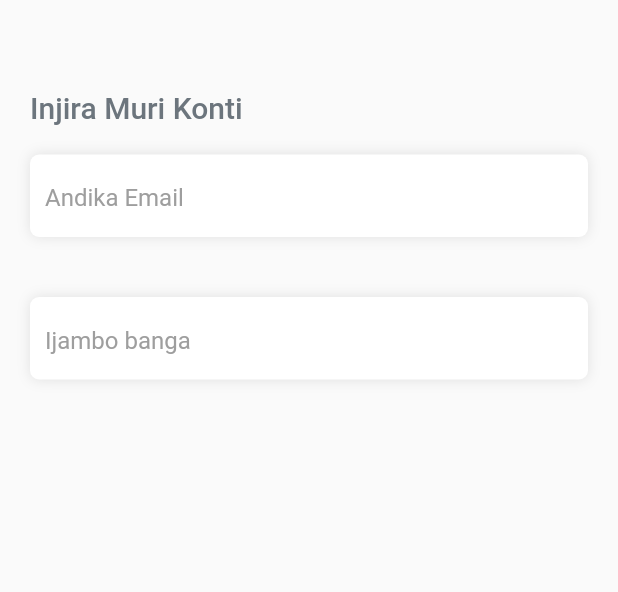
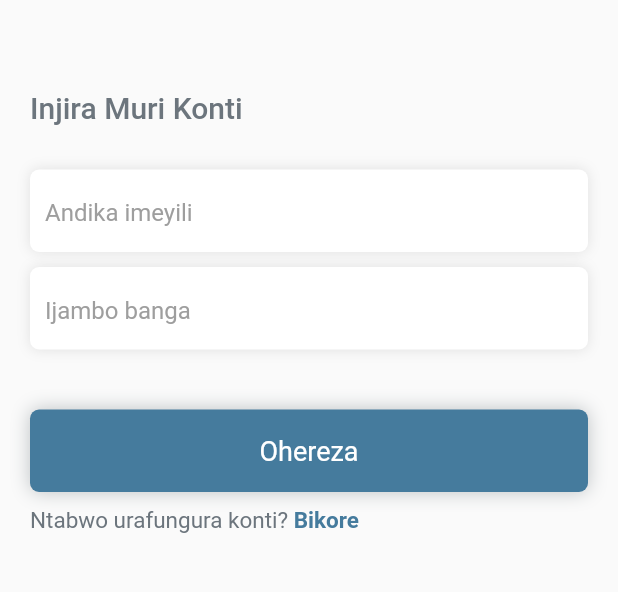
Before and after one commit to idMuvunyi/Amategeko-Yumuhanda, a Flutter app: the screen it shows after launch, on a phone screen of 412 x 824 dp, the part 132-724 px from its top. Run offline on Flutter 3.47's test engine with Material 2 defaults, Android fonts, the phone set to English and light mode, and no system bars; our stand-ins replace get, hexcolor.

Commit message:
Finalize login screen User interface

```diff
--- a/lib/screen/Login.dart
+++ b/lib/screen/Login.dart
@@ -4,6 +4,7 @@ import 'package:flutter/src/widgets/framework.dart';
 import 'package:flutter/src/widgets/placeholder.dart';
 import '../config/colors.dart';
 import '../widgets/textinputform.dart';
+import '../widgets/button.dart';
 
 class Login extends StatelessWidget {
   Login({super.key});
@@ -32,7 +33,7 @@ class Login extends StatelessWidget {
                 ),
               ),
               Container(
-                margin: EdgeInsets.only(top: 60),
+                margin: EdgeInsets.only(top: 60, bottom: 30),
                 child: Text(
                   'Injira Muri Konti',
                   style: TextStyle(
@@ -43,7 +44,7 @@ class Login extends StatelessWidget {
               ),
               TextInputForm(
                 controller: passwordController,
-                text: 'Andika Email',
+                text: 'Andika imeyili',
                 obsecure: true,
                 textInputType: TextInputType.emailAddress,
               ),
@@ -52,6 +53,31 @@ class Login extends StatelessWidget {
                 text: 'Ijambo banga',
                 obsecure: true,
                 textInputType: TextInputType.visiblePassword,
+              ),
+              const SizedBox(
+                height: 30,
+              ),
+              const ButtonGlobal(),
+              const SizedBox(
+                height: 10,
+              ),
+              Row(
+                children: [
+                  Text(
+                    'Ntabwo urafungura konti? ',
+                    style: TextStyle(color: GlobalColors.grey, fontSize: 15),
+                  ),
+                  InkWell(
+                    onTap: () => {},
+                    child: Text(
+                      'Bikore',
+                      style: TextStyle(
+                          color: GlobalColors.primaryColor,
+                          fontWeight: FontWeight.bold,
+                          fontSize: 15),
+                    ),
+                  )
+                ],
               )
             ],
           ),
--- /dev/null
+++ b/lib/widgets/button.dart
@@ -0,0 +1,32 @@
+import 'package:flutter/material.dart';
+import '../config/colors.dart';
+
+class ButtonGlobal extends StatelessWidget {
+  const ButtonGlobal({super.key});
+
+  @override
+  Widget build(BuildContext context) {
+    return InkWell(
+      onTap: () => print('Login clicked'),
+      child: Container(
+        alignment: Alignment.center,
+        height: 55,
+        decoration: BoxDecoration(
+          color: GlobalColors.primaryColor,
+          borderRadius: BorderRadius.circular(6),
+          boxShadow: [
+            BoxShadow(
+                color: GlobalColors.black.withOpacity(0.3), blurRadius: 10)
+          ],
+        ),
+        child: Text(
+          'Ohereza',
+          style: TextStyle(
+              color: GlobalColors.white,
+              fontSize: 18,
+              fontWeight: FontWeight.w400),
+        ),
+      ),
+    );
+  }
+}
--- a/lib/widgets/textinputform.dart
+++ b/lib/widgets/textinputform.dart
@@ -18,7 +18,7 @@ class TextInputForm extends StatelessWidget {
   @override
   Widget build(BuildContext context) {
     return Container(
-      margin: const EdgeInsets.symmetric(vertical: 20),
+      margin: const EdgeInsets.only(bottom: 10),
       padding: const EdgeInsets.only(top: 5),
       height: 55,
       decoration: BoxDecoration(
@@ -30,8 +30,8 @@ class TextInputForm extends StatelessWidget {
       child: TextFormField(
         controller: controller,
         obscureText: obsecure,
-        keyboardType: TextInputType.emailAddress,
-        decoration: const InputDecoration(
+        keyboardType: textInputType,
+        decoration: InputDecoration(
             contentPadding: EdgeInsets.symmetric(horizontal: 10),
             hintText: text,
             hintStyle: TextStyle(color: Colors.grey),
```
